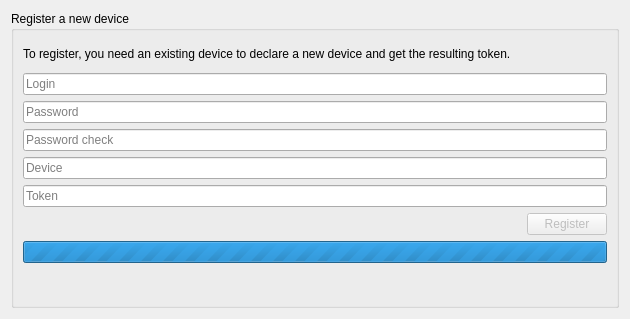
First picture: the form in parsec/core/gui/forms/login_register_device_widget.ui, repository Scille/parsec-cloud, before the edit.
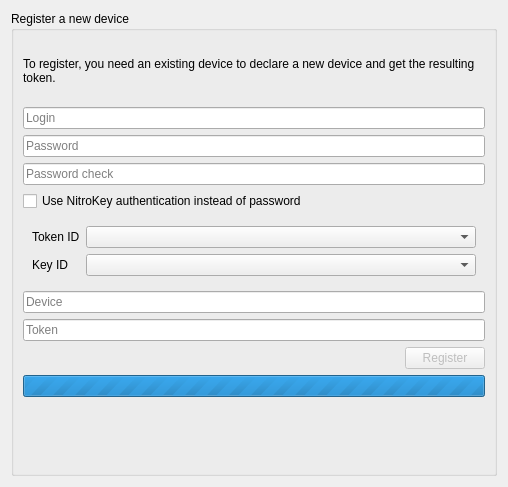
Second picture: the form after the edit.

Commit message: [GUI] Added nitrokey handling for new devices

What changed in the file:
```diff
--- a/parsec/core/gui/forms/login_register_device_widget.ui
+++ b/parsec/core/gui/forms/login_register_device_widget.ui
@@ -6,8 +6,8 @@
    <rect>
     <x>0</x>
     <y>0</y>
-    <width>630</width>
-    <height>319</height>
+    <width>508</width>
+    <height>487</height>
    </rect>
   </property>
   <property name="windowTitle">
@@ -57,6 +57,39 @@
         </property>
        </widget>
       </item>
+      <item>
+       <widget class="QCheckBox" name="check_box_use_nitrokey">
+        <property name="text">
+         <string>Use NitroKey authentication instead of password</string>
+        </property>
+       </widget>
+      </item>
+      <item>
+       <widget class="QWidget" name="widget_nitrokey" native="true">
+        <layout class="QFormLayout" name="formLayout">
+         <item row="0" column="0">
+          <widget class="QLabel" name="label">
+           <property name="text">
+            <string>Token ID</string>
+           </property>
+          </widget>
+         </item>
+         <item row="1" column="0">
+          <widget class="QLabel" name="label_2">
+           <property name="text">
+            <string>Key ID</string>
+           </property>
+          </widget>
+         </item>
+         <item row="0" column="1">
+          <widget class="QComboBox" name="combo_nitrokey_token"/>
+         </item>
+         <item row="1" column="1">
+          <widget class="QComboBox" name="combo_nitrokey_key"/>
+         </item>
+        </layout>
+       </widget>
+      </item>
       <item>
        <widget class="QLineEdit" name="line_edit_device">
         <property name="placeholderText">
```
Left out of the diff: 51 changed lines with no effect on the pictures. The commit also changes 26 other files.
